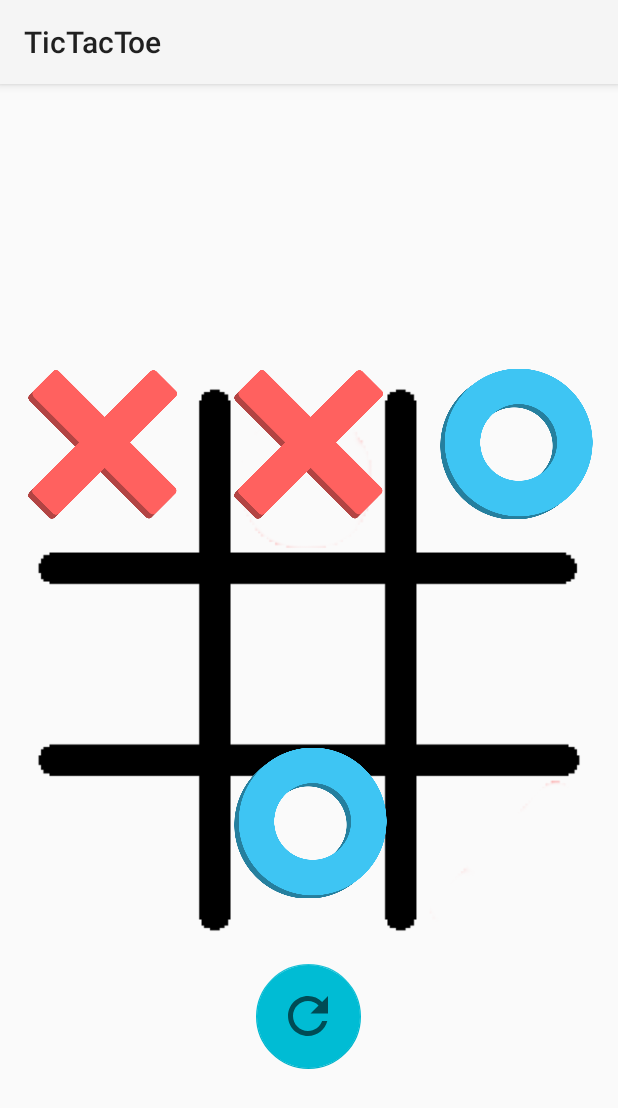
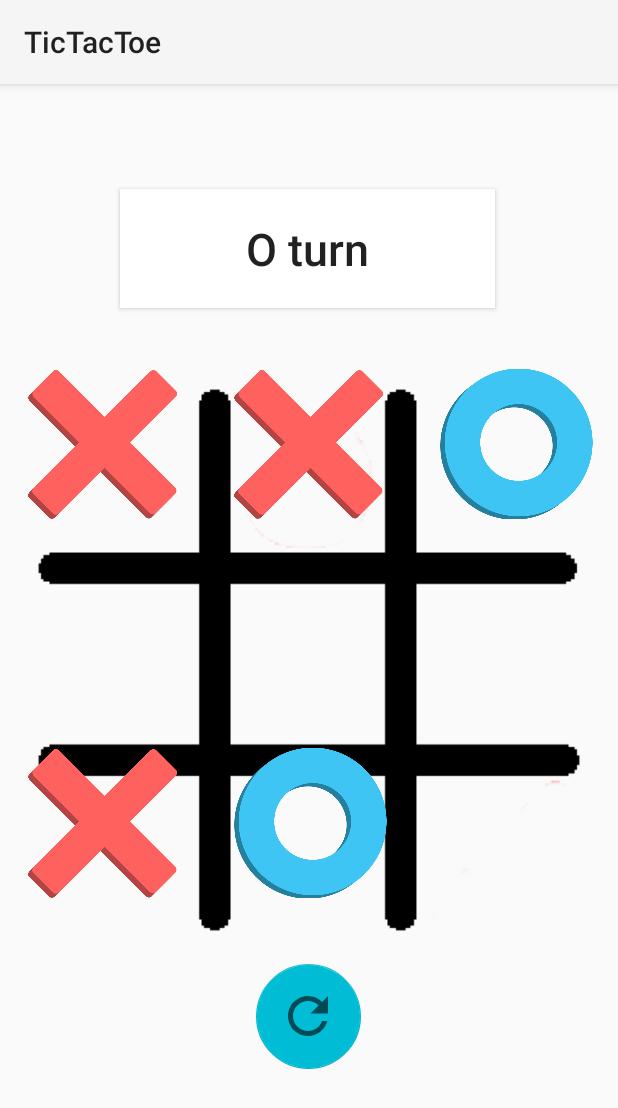
Before and after one commit to Seto53/TicTacToeAndroid, an Android app: the screen it shows after launch (MainActivity), after a tap on an icon or button, on a phone screen of 412 x 824 dp. Shown: the top 1108 px of the screen. Run offline under Robolectric (Android 15) with nearby library versions, the phone set to English and light mode, and no system bars; 3 other taps on this screen came first.

Commit message:
fixes, add game state information

```diff
--- a/app/src/main/java/com/setomaster/tictactoe/MainActivity.java
+++ b/app/src/main/java/com/setomaster/tictactoe/MainActivity.java
@@ -7,8 +7,8 @@ import android.os.Bundle;
 import android.view.View;
 import android.view.animation.Animation;
 import android.view.animation.AnimationUtils;
+import android.widget.Button;
 import android.widget.ImageView;
-import android.widget.Toast;
 
 import androidx.appcompat.app.AppCompatActivity;
 
@@ -29,12 +29,14 @@ public class MainActivity extends AppCompatActivity {
     ImageView cell6;
     ImageView cell7;
     ImageView cell8;
+    Button message;
 
     @Override
     protected void onCreate(Bundle savedInstanceState) {
         super.onCreate(savedInstanceState);
         setContentView(R.layout.activity_main2);
 
+        message = findViewById(R.id.buttonMessage);
         cell0 = findViewById(R.id.cell0);
         cell1 = findViewById(R.id.cell1);
         cell2 = findViewById(R.id.cell2);
@@ -44,6 +46,9 @@ public class MainActivity extends AppCompatActivity {
         cell6 = findViewById(R.id.cell6);
         cell7 = findViewById(R.id.cell7);
         cell8 = findViewById(R.id.cell8);
+        if (gameMode == 0) {
+            message.setText(game.nextCellValue() + " turn");
+        }
     }
 
     public void computerPlay() {
@@ -51,7 +56,7 @@ public class MainActivity extends AppCompatActivity {
             Random rand = new Random();
             int rand_1;
             do {
-                rand_1 = rand.nextInt(game.getLines() * game.getColumns());
+                rand_1 = rand.nextInt(9);
             } while (game.valueAt(rand_1) != CellValue.EMPTY);
             game.play(rand_1);
             update(rand_1);
@@ -59,65 +64,49 @@ public class MainActivity extends AppCompatActivity {
     }
 
     public void nextPlay(int pos) {
+        if (game.valueAt(pos) == CellValue.EMPTY && game.getGameState() == GameState.PLAYING) {
             game.play(pos);
             update(pos);
-        if (gameMode == 0) {
+        }
+        if (gameMode == 0 && game.getGameState() == GameState.PLAYING) {
             computerPlay();
         }
     }
 
     public void cell0(View v) {
-        if (game.valueAt(0) == CellValue.EMPTY) {
         nextPlay(0);
-        }
     }
 
     public void cell1(View v) {
-        if (game.valueAt(1) == CellValue.EMPTY) {
         nextPlay(1);
-        }
     }
 
     public void cell2(View v) {
-        if (game.valueAt(2) == CellValue.EMPTY) {
         nextPlay(2);
-        }
     }
 
     public void cell3(View v) {
-        if (game.valueAt(3) == CellValue.EMPTY) {
         nextPlay(3);
-        }
     }
 
     public void cell4(View v) {
-        if (game.valueAt(4) == CellValue.EMPTY) {
         nextPlay(4);
-        }
     }
 
     public void cell5(View v) {
-        if (game.valueAt(5) == CellValue.EMPTY) {
         nextPlay(5);
-        }
     }
 
     public void cell6(View v) {
-        if (game.valueAt(6) == CellValue.EMPTY) {
         nextPlay(6);
-        }
     }
 
     public void cell7(View v) {
-        if (game.valueAt(7) == CellValue.EMPTY) {
         nextPlay(7);
-        }
     }
 
     public void cell8(View v) {
-        if (game.valueAt(8) == CellValue.EMPTY) {
         nextPlay(8);
-        }
     }
 
     private void update(int pos) {
@@ -188,19 +177,21 @@ public class MainActivity extends AppCompatActivity {
         }
         if (game.getGameState() != GameState.PLAYING) {
             if (game.getGameState() == GameState.DRAW) {
-                Toast.makeText(getApplicationContext(), "DRAW", Toast.LENGTH_LONG).show();
+                message.setText("Draw");
             } else if (game.getGameState() == GameState.XWIN) {
-                Toast.makeText(getApplicationContext(), "XWIN", Toast.LENGTH_LONG).show();
+                message.setText("X Wins");
             } else if (game.getGameState() == GameState.OWIN) {
-                Toast.makeText(getApplicationContext(), "OWIN", Toast.LENGTH_LONG).show();
+                message.setText("O Wins");
             }
+        } else {
+            message.setText(game.nextCellValue() + " turn");
         }
     }
 
     public void restart(View v) {
         game = new TicTacToeGame();
         reset();
-        Toast.makeText(getApplicationContext(), "Restart", Toast.LENGTH_LONG).show();
+        message.setText(game.nextCellValue() + " turn");
     }
 
     private void reset() {
--- a/app/src/main/res/layout/activity_main2.xml
+++ b/app/src/main/res/layout/activity_main2.xml
@@ -11,6 +11,18 @@
         android:layout_width="wrap_content"
         android:layout_height="match_parent"
         app:srcCompat="@drawable/board" />
+
+    <Button
+        android:id="@+id/buttonMessage"
+        android:layout_width="250dp"
+        android:layout_height="79dp"
+        android:layout_marginStart="80dp"
+        android:layout_marginLeft="80dp"
+        android:layout_marginTop="70dp"
+        android:background="#FFFFFF"
+        android:text="Button"
+        android:textAllCaps="false"
+        android:textSize="30dp" />
 
     <LinearLayout
         android:layout_width="match_parent"
```
Lines whose indentation alone changed are shown as unchanged.
